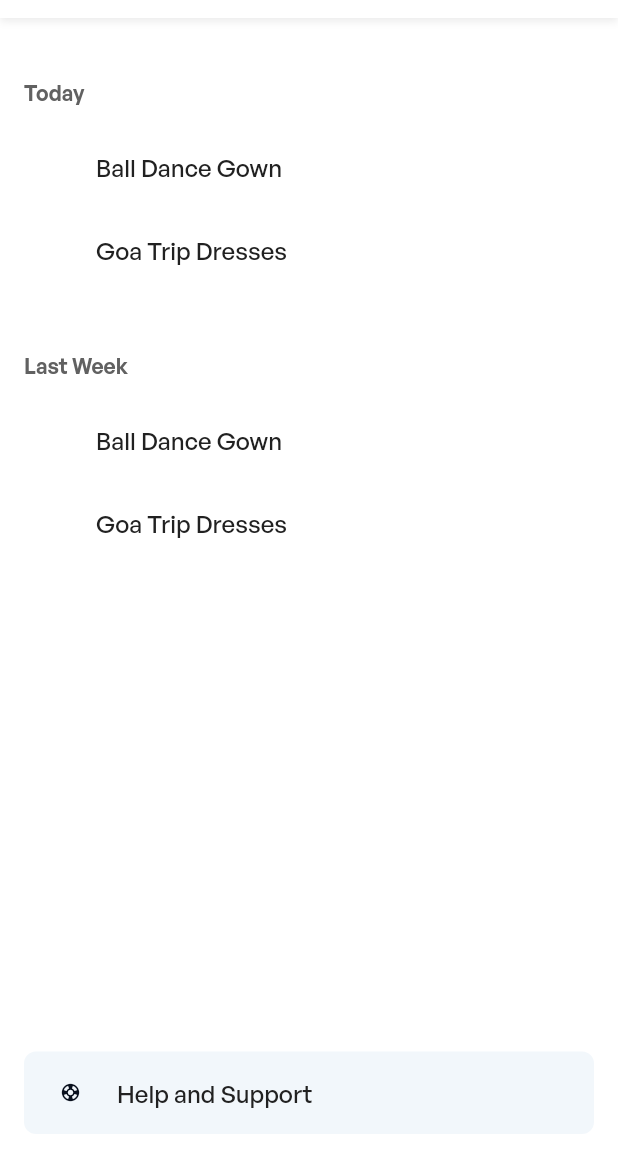
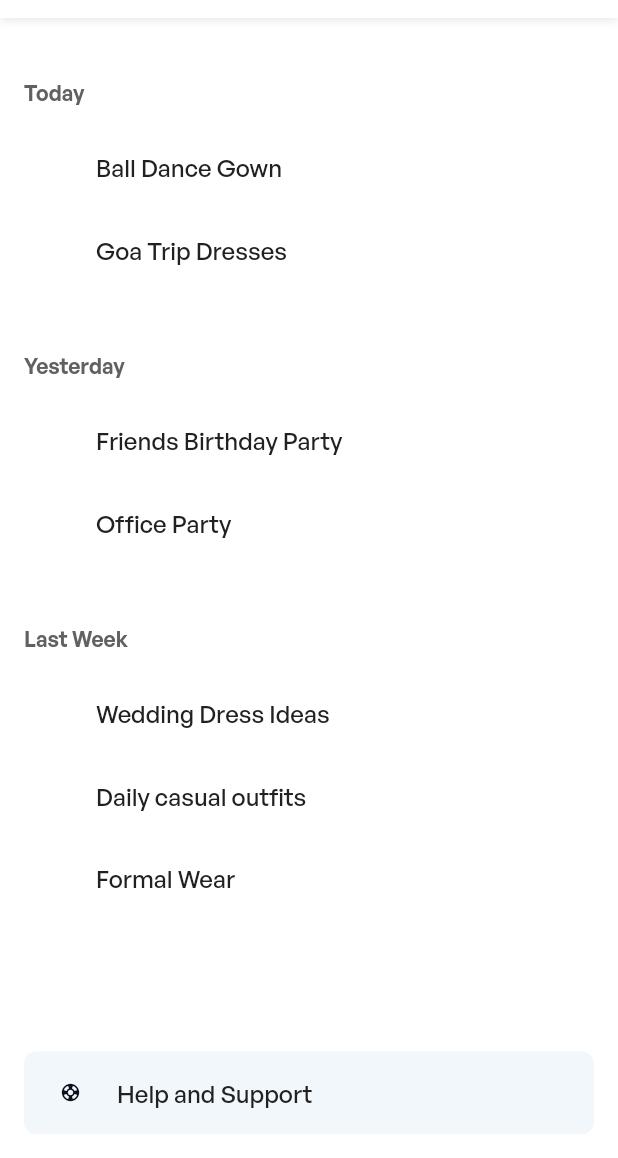
Before and after one commit to Atharvat/Edna-Outfit-Designer, a Flutter app: the HistoryScreen screen opened by its route, after a tap on "Ball Dance Gown", on a phone screen of 412 x 824 dp, the part 78-1236 px from its top. Run offline on Flutter 3.47's test engine with Material 2 defaults, Android fonts, the light colour scheme and no system bars; our stand-ins replace bubble, flutter_chat_types, flutter_chat_ui, flutter_svg, image_picker, sembast; missing offline and left inert: fading_edge_scrollview.

Commit message:
minor UI changes

```diff
--- a/lib/main.dart
+++ b/lib/main.dart
@@ -21,8 +21,8 @@ Future main() async {
   var dir = await getApplicationDocumentsDirectory();
   // make sure it exists
   await dir.create(recursive: true);
-  var dbPath = join(dir.path, 'my_database1.db');
-  // var db = await databaseFactoryIo.openDatabase(join(dir.path, 'my_database.db'));
+  var dbPath = join(dir.path, 'my_database2.db');
+  // var db = await databaseFactoryIo.openDatabase(join(dir.path, 'my_database2.db'));
 
   var wrCategoriesStore = intMapStoreFactory.store('wardrobe_categories');
   var wrProductsStore = intMapStoreFactory.store('wardrobe_products');
@@ -74,13 +74,13 @@ Future main() async {
 
     await preferencesStore.add(db, {"title": "", "value": ""});
 
-    await chatsStore.add(db, {"name": "Ball Dance Gown", "date": "Today", "messages": []});
-    await chatsStore.add(db, {"name": "Goa Trip Dresses", "date": "Today", "messages": []});
-    await chatsStore.add(db, {"name": "Friends Birthday Party", "date": "Yesterday", "messages": []});
-    await chatsStore.add(db, {"name": "Office Party", "date": "Yesterday", "messages": []});
-    await chatsStore.add(db, {"name": "Wedding Dress Ideas", "date": "Last Week", "messages": []});
-    await chatsStore.add(db, {"name": "Daily casual outfits", "date": "Last Week", "messages": []});
-    await chatsStore.add(db, {"name": "Formal Wear", "date": "Last Week", "messages": []});
+    await chatsStore.add(db, {"name": "Ball Dance Gown", "date": "today", "messages": []});
+    await chatsStore.add(db, {"name": "Goa Trip Dresses", "date": "today", "messages": []});
+    await chatsStore.add(db, {"name": "Friends Birthday Party", "date": "yesterday", "messages": []});
+    await chatsStore.add(db, {"name": "Office Party", "date": "yesterday", "messages": []});
+    await chatsStore.add(db, {"name": "Wedding Dress Ideas", "date": "last week", "messages": []});
+    await chatsStore.add(db, {"name": "Daily casual outfits", "date": "last week", "messages": []});
+    await chatsStore.add(db, {"name": "Formal Wear", "date": "last week", "messages": []});
 
 
   }
@@ -108,7 +108,7 @@ class MyApp extends StatelessWidget {
   Widget build(BuildContext context) {
     return MaterialApp(
       title: 'Flutter Demo',
-      initialRoute: '/preferences',
+      initialRoute: '/chat',
       routes: {
         '/onboarding': (context) => const OnboardingScreen(),
         '/chat': (context) => const ChatScreen(),
--- a/lib/screens/AboutYouScreen.dart
+++ b/lib/screens/AboutYouScreen.dart
@@ -1,5 +1,6 @@
 import 'package:edna/globals/myFonts.dart';
 import 'package:edna/screens/BurgerMenu.dart';
+import 'package:edna/screens/BurgerMenuNew.dart';
 import 'package:edna/widgets/Preference.dart';
 import 'package:flutter/material.dart';
 import 'package:path/path.dart';
@@ -30,7 +31,7 @@ class _AboutYouScreenState extends State<AboutYouScreen> {
 
   Future<void> loadData() async {
     var dir = await getApplicationDocumentsDirectory();
-    db = await databaseFactoryIo.openDatabase(join(dir.path, 'my_database1.db'));
+    db = await databaseFactoryIo.openDatabase(join(dir.path, 'my_database2.db'));
     var preferences1 = await preferencesStore.find(db);
     setState(() {
       preferences = preferences1;
@@ -40,7 +41,7 @@ class _AboutYouScreenState extends State<AboutYouScreen> {
   @override
   Widget build(BuildContext context) {
     return Scaffold(
-        drawer: const BurgerMenu(),
+        drawer: const BurgerMenuNew(),
         appBar: PreferredSize(
           preferredSize: const Size.fromHeight(64.0),
           child: Container(
--- a/lib/screens/BurgerMenuNew.dart
+++ b/lib/screens/BurgerMenuNew.dart
@@ -42,7 +42,9 @@ class _BurgerMenuNewState extends State<BurgerMenuNew> {
                     crossAxisAlignment: CrossAxisAlignment.center,
                     children: <Widget>[
                       IconButton(
-                          onPressed: (){},
+                          onPressed: (){
+                            Navigator.pushNamed(context, '/about_you');
+                          },
                           icon: ClipRRect(
                               borderRadius: BorderRadius.circular(24.0),
                               child: const Image(
@@ -133,7 +135,7 @@ class _BurgerMenuNewState extends State<BurgerMenuNew> {
                   icon: const Icon(Icons.travel_explore, color: MyColors.black10, size: 24),
                   text: "Gap Analysis",
                   onClicked: () {
-                    Navigator.pushNamed(context, '/wardrobe');
+                    Navigator.pushNamed(context, '/chat');
                   },
                 ),
                 BurgerItem(
--- a/lib/screens/HistoryScreen.dart
+++ b/lib/screens/HistoryScreen.dart
@@ -2,6 +2,10 @@ import 'package:edna/globals/myColors.dart';
 import 'package:edna/globals/myFonts.dart';
 import 'package:edna/screens/BurgerMenu.dart';
 import 'package:flutter/material.dart';
+import 'package:path/path.dart';
+import 'package:path_provider/path_provider.dart';
+import 'package:sembast/sembast.dart';
+import 'package:sembast/sembast_io.dart';
 
 class HistoryScreen extends StatefulWidget {
   const HistoryScreen({super.key});
@@ -11,6 +15,27 @@ class HistoryScreen extends StatefulWidget {
 }
 
 class _HistoryScreenState extends State<HistoryScreen> {
+
+  var chatsStore = intMapStoreFactory.store('chats');
+  List<RecordSnapshot<int, Map<String, Object?>>>? chats;
+
+  @override
+  void initState() {
+    super.initState();
+    WidgetsBinding.instance.addPostFrameCallback((_){
+      loadData();
+    });
+  }
+
+  Future<void> loadData() async {
+    var dir = await getApplicationDocumentsDirectory();
+    var db = await databaseFactoryIo.openDatabase(join(dir.path, 'my_database2.db'));
+    var chats1 = await chatsStore.find(db);
+    setState(() {
+      chats = chats1;
+    });
+  }
+
   @override
   Widget build(BuildContext context) {
     return Scaffold(
@@ -40,7 +65,9 @@ class _HistoryScreenState extends State<HistoryScreen> {
                   crossAxisAlignment: CrossAxisAlignment.center,
                   children: <Widget>[
                     IconButton(
-                      onPressed: (){},
+                      onPressed: (){
+                        Navigator.pushNamed(context, '/about_you');
+                      },
                       icon: ClipRRect(
                           borderRadius: BorderRadius.circular(24.0),
                           child: const Image(
@@ -87,14 +114,24 @@ class _HistoryScreenState extends State<HistoryScreen> {
               style: MyFonts.prefSectionHeader,
             ),
             const SizedBox(height: 12,),
+            for(var chat in chats ?? [])
+              if(chat['date'] as String == "today")
                 BurgerItem(
                   icon: dummyIcon,
-              text: "Ball Dance Gown",
+                  text: chat.value['name'] as String,
                   onClicked: () {},
                 ),
+            const SizedBox(height: 40,),
+            Text(
+              "Yesterday",
+              style: MyFonts.prefSectionHeader,
+            ),
+            const SizedBox(height: 12,),
+            for(var chat in chats ?? [])
+              if(chat['date'] as String == "yesterday")
                 BurgerItem(
                   icon: dummyIcon,
-              text: "Goa Trip Dresses",
+                  text: chat.value['name'] as String,
                   onClicked: () {},
                 ),
             const SizedBox(height: 40,),
@@ -103,14 +140,11 @@ class _HistoryScreenState extends State<HistoryScreen> {
               style: MyFonts.prefSectionHeader,
             ),
             const SizedBox(height: 12,),
+            for(var chat in chats ?? [])
+              if(chat['date'] as String == "last week")
                 BurgerItem(
                   icon: dummyIcon,
-              text: "Ball Dance Gown",
-              onClicked: () {},
-            ),
-            BurgerItem(
-              icon: dummyIcon,
-              text: "Goa Trip Dresses",
+                  text: chat.value['name'] as String,
                   onClicked: () {},
                 ),
             const SizedBox(height: 40,),
--- a/lib/screens/LookScreen.dart
+++ b/lib/screens/LookScreen.dart
@@ -43,11 +43,7 @@ class _LookScreenState extends State<LookScreen> {
                 children: <Widget>[
                   Text(
                     pageTitle,
-                    style: const TextStyle(
-                      fontFamily: 'Playfair Display',
-                      fontSize: 32,
-                      fontWeight: FontWeight.w400,
-                    ),
+                    style: MyFonts.serifHeading24,
                   ),
                   Row(
                     crossAxisAlignment: CrossAxisAlignment.center,
--- a/lib/widgets/WardrobeArticlesSection.dart
+++ b/lib/widgets/WardrobeArticlesSection.dart
@@ -38,7 +38,7 @@ class _WardrobeArticlesSectionState extends State<WardrobeArticlesSection> {
 
   Future<void> loadData() async {
     var dir = await getApplicationDocumentsDirectory();
-    db = await databaseFactoryIo.openDatabase(join(dir.path, 'my_database.db'));
+    db = await databaseFactoryIo.openDatabase(join(dir.path, 'my_database2.db'));
     var wrArticlesStore = intMapStoreFactory.store('wardrobe_articles');
     List<Map<String, Object?>> articles1 = [];
     for(var articleId in widget.articleIds) {
--- a/lib/widgets/WardrobeBottomSheet.dart
+++ b/lib/widgets/WardrobeBottomSheet.dart
@@ -26,7 +26,7 @@ class _WardrobeBottomSheetState extends State<WardrobeBottomSheet> {
   Widget build(BuildContext context) {
     return Container(
       //add a 16px border radius
-      padding: const EdgeInsets.symmetric(horizontal: 16, vertical: 24),
+      padding: const EdgeInsets.symmetric(horizontal: 16, vertical: 16),
       decoration: const BoxDecoration(
         borderRadius: BorderRadius.all(Radius.circular(16)),
         color: Colors.white,
@@ -60,7 +60,7 @@ class _WardrobeBottomSheetState extends State<WardrobeBottomSheet> {
           ),
           GestureDetector(
             onTap: () {
-              File? image;
+              // File? image;
               Future pickImage() async {
                 try {
                   var image = await ImagePicker().pickImage(source: ImageSource.gallery);
--- a/lib/widgets/WardrobeProductsHorizontal.dart
+++ b/lib/widgets/WardrobeProductsHorizontal.dart
@@ -31,7 +31,7 @@ class _WardrobeProductsHorizontalState extends State<WardrobeProductsHorizontal>
 
   Future<void> loadData() async {
     var dir = await getApplicationDocumentsDirectory();
-    db = await databaseFactoryIo.openDatabase(join(dir.path, 'my_database.db'));
+    db = await databaseFactoryIo.openDatabase(join(dir.path, 'my_database2.db'));
     var wrArticlesStore = intMapStoreFactory.store('wardrobe_articles');
     var wrProductsStore = intMapStoreFactory.store('wardrobe_products');
 
```
Also changed, not shown: lib/screens/ChatScreen.dart (+7 -10 lines), lib/screens/PreferencesScreen.dart (+8 -4 lines), lib/screens/WardrobeScreen.dart (+6 -10 lines), lib/widgets/BudgetRange.dart (added, +15 -0 lines), lib/widgets/WeightPicker.dart (added, +15 -0 lines). Lines whose indentation alone changed are shown as unchanged.
